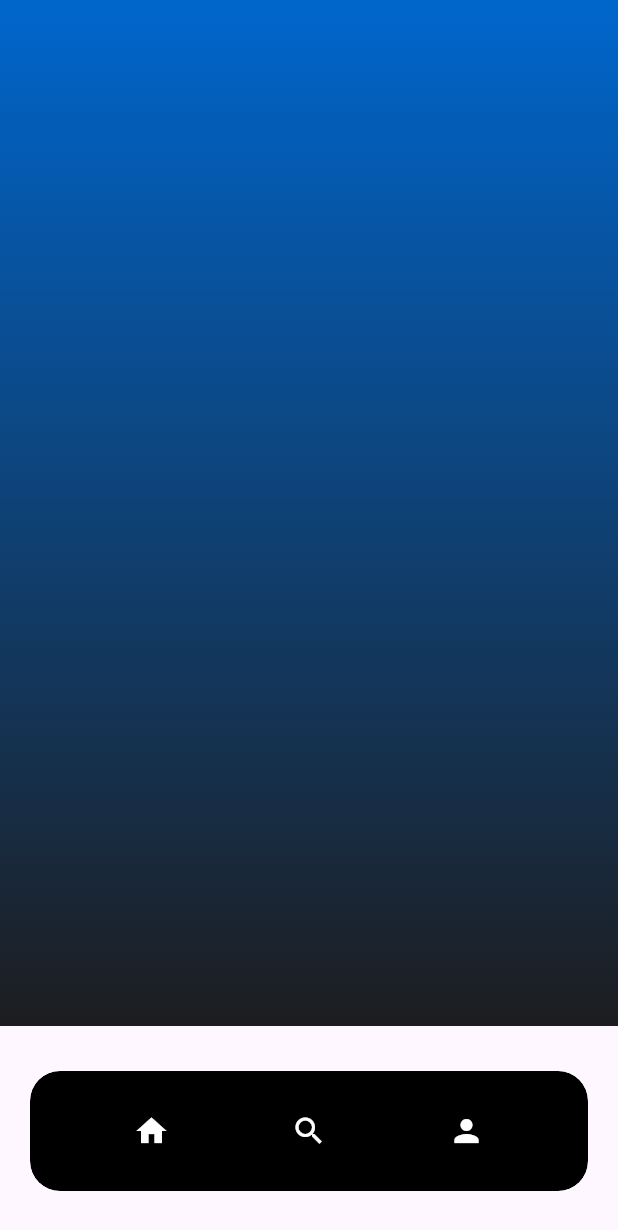
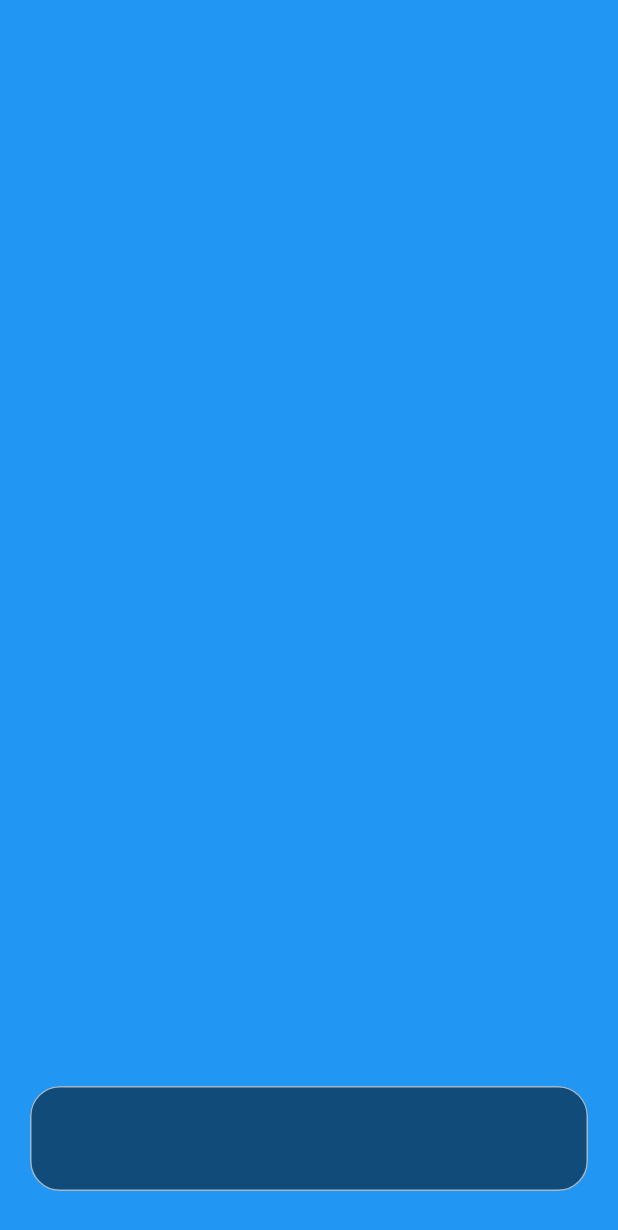
Before and after one commit to MridulSharma2552007/Bit_M, a Flutter app: the screen it shows after launch, on a phone screen of 412 x 824 dp. Shown: the top 1230 px of the screen. Run offline on Flutter 3.47's test engine with Material 3 defaults, Android fonts, the phone set to English and light mode, and no system bars; our stand-ins replace typewritertext, video_player.

Commit message:
Refactor Navbar with backdrop blur effect and update root layout; add Home, Playlist, Search, and Settings screens

```diff
--- a/lib/WIDGETS/navbar.dart
+++ b/lib/WIDGETS/navbar.dart
@@ -1,3 +1,5 @@
+import 'dart:ui';
+
 import 'package:flutter/material.dart';
 
 class Navbar extends StatefulWidget {
@@ -13,33 +15,32 @@ class _NavbarState extends State<Navbar> {
     return Padding(
       padding: const EdgeInsets.symmetric(horizontal: 20, vertical: 30),
       child: ClipRRect(
-        borderRadius: BorderRadius.circular(20),
+        borderRadius: const BorderRadius.vertical(top: Radius.circular(20)),
 
+        child: BackdropFilter(
+          filter: ImageFilter.blur(sigmaX: 10.0, sigmaY: 10.0),
           child: Container(
-          height: 80,
+            height: 70,
             decoration: BoxDecoration(
-            color: Colors.black,
+              border: Border.all(
+                color: Colors.white.withOpacity(0.6),
+                width: 1,
+              ),
+              color: Colors.black.withOpacity(0.5),
               borderRadius: BorderRadius.circular(20),
             ),
+
             child: Row(
               mainAxisAlignment: MainAxisAlignment.spaceEvenly,
-            children: [
-              IconButton(
-                icon: Icon(Icons.home, color: Colors.white),
-                onPressed: () {},
+              children: [],
             ),
-              IconButton(
-                icon: Icon(Icons.search, color: Colors.white),
-                onPressed: () {},
-              ),
-              IconButton(
-                icon: Icon(Icons.person, color: Colors.white),
-                onPressed: () {},
-              ),
-            ],
           ),
         ),
       ),
     );
   }
 }
+
+Widget _builderIcon(IconData icon, bool isSelected) {
+  return Icon(icon, color: isSelected ? Colors.white : Colors.black, size: 30);
+}
--- a/lib/roots/root.dart
+++ b/lib/roots/root.dart
@@ -1,5 +1,4 @@
 import 'package:bit_m/WIDGETS/navbar.dart';
-import 'package:bit_m/colors/app_colors.dart';
 import 'package:flutter/material.dart';
 
 class Root extends StatelessWidget {
@@ -8,15 +7,7 @@ class Root extends StatelessWidget {
   @override
   Widget build(BuildContext context) {
     return Scaffold(
-      body: Container(
-        decoration: BoxDecoration(
-          gradient: LinearGradient(
-            begin: Alignment.topCenter,
-            end: Alignment.bottomCenter,
-            colors: [AppColors.primaryBlue, AppColors.primaryBgColor],
-          ),
-        ),
-      ),
+      backgroundColor: Colors.blue,
       bottomNavigationBar: Navbar(),
     );
   }
```
Also changed, not shown: lib/roots/home.dart (added, +18 -0 lines), lib/roots/playlist.dart (added, +10 -0 lines), lib/roots/search.dart (added, +10 -0 lines), lib/roots/settings.dart (added, +10 -0 lines). Lines whose indentation alone changed are shown as unchanged.
